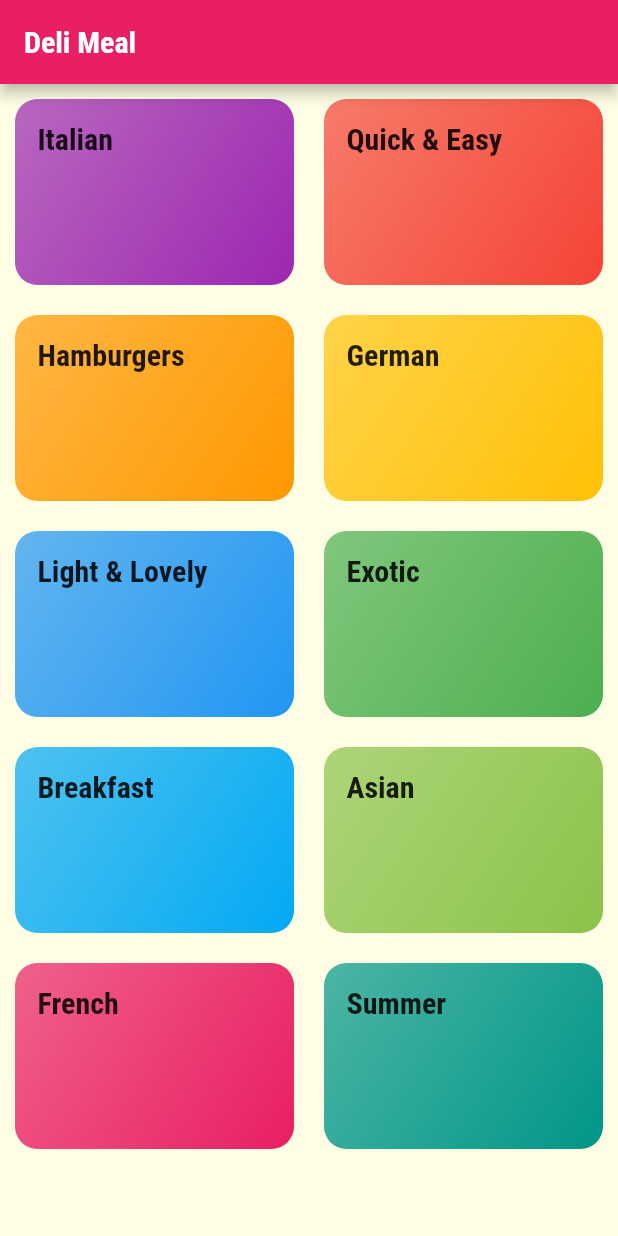
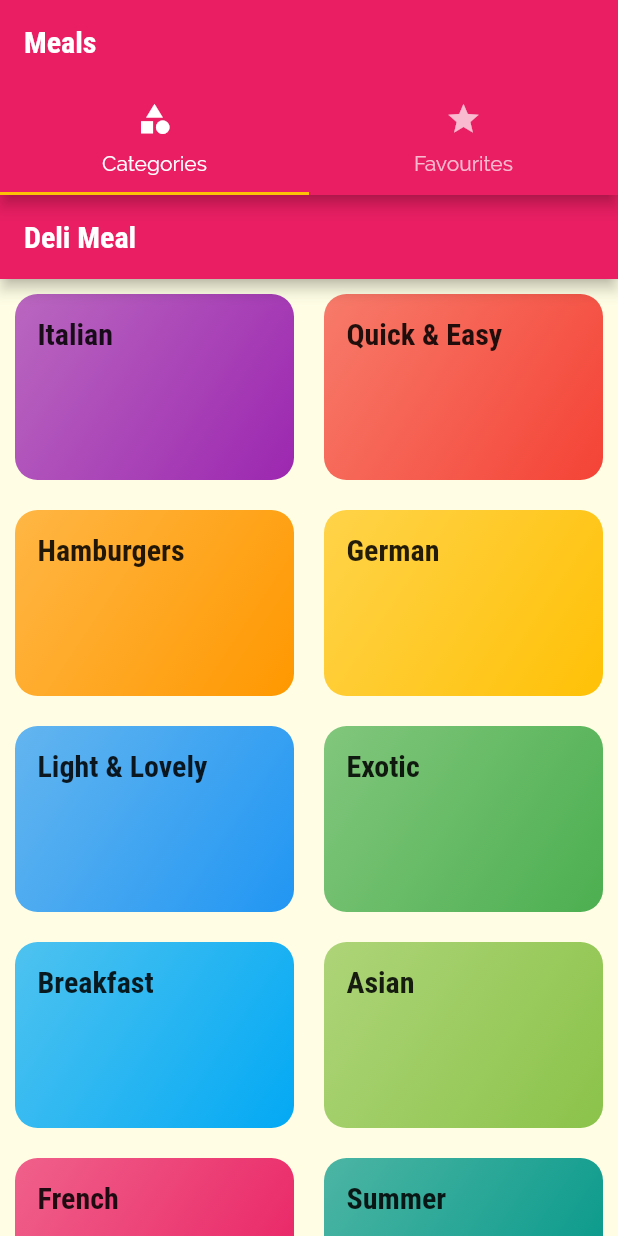
Before and after one commit to YogeshRajgure/Meals-App, a Flutter app: the screen it shows after launch, on a phone screen of 412 x 824 dp. Run offline on Flutter 3.47's test engine with Material 2 defaults, Android fonts, the phone set to English and light mode, and no system bars.

Commit message:
TabBar at top

```diff
--- /dev/null
+++ b/lib/screens/tab_screen.dart
@@ -0,0 +1,47 @@
+import 'package:flutter/material.dart';
+
+import './categories_screen.dart';
+import './favourites.dart';
+
+class TabScreen extends StatefulWidget {
+  const TabScreen({super.key});
+
+  @override
+  State<TabScreen> createState() => _TabScreenState();
+}
+
+class _TabScreenState extends State<TabScreen> {
+  @override
+  Widget build(BuildContext context) {
+    return DefaultTabController(
+      length: 2,
+      child: Scaffold(
+        appBar: AppBar(
+          title: const Text('Meals'),
+          bottom: const TabBar(
+            tabs: <Widget>[
+              Tab(
+                icon: Icon(
+                  Icons.category,
+                ),
+                text: 'Categories',
+              ),
+              Tab(
+                icon: Icon(
+                  Icons.star,
+                ),
+                text: 'Favourites',
+              ),
+            ],
+          ),
+        ),
+        body: const TabBarView(
+          children: <Widget>[
+            CategoriesScreen(),
+            FavouritesScreen(),
+          ],
+        ),
+      ),
+    );
+  }
+}
```
Also changed, not shown: lib/main.dart (+4 -24 lines), lib/screens/favourites.dart (added, +14 -0 lines).
